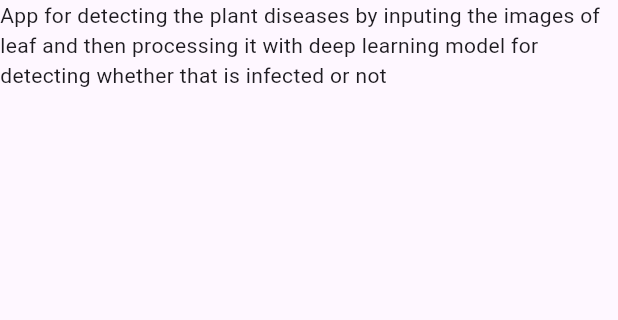
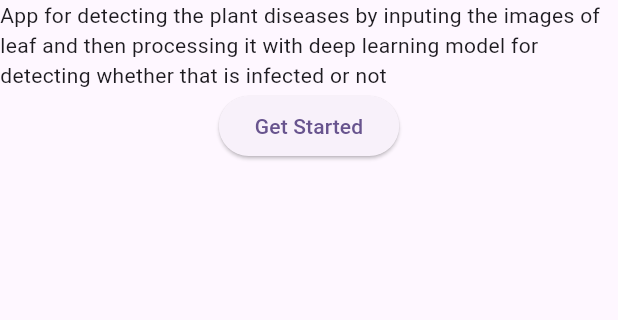
Before and after one commit to atharva-777/BE_Project_App, a Flutter app: the screen it shows after launch, on a phone screen of 412 x 824 dp, the part 114-434 px from its top. Run offline on Flutter 3.47's test engine with Material 3 defaults, Android fonts, the light colour scheme and no system bars; our stand-ins replace file_picker.

Commit message:
Add navigate to detect image page

```diff
--- a/lib/HomePage.dart
+++ b/lib/HomePage.dart
@@ -9,11 +9,16 @@ class HomePage extends StatelessWidget {
       appBar: AppBar(
         title: const Text("Planty"),
       ),
-      body: const Column(
+      body: Column(
         children: [
-          Text("Welcome to Planty! Plant Leaf Disease Detection"),
-          Text(
-              "App for detecting the plant diseases by inputing the images of leaf and then processing it with deep learning model for detecting whether that is infected or not")
+          const Text("Welcome to Planty! Plant Leaf Disease Detection"),
+          const Text(
+              "App for detecting the plant diseases by inputing the images of leaf and then processing it with deep learning model for detecting whether that is infected or not"),
+          ElevatedButton(
+              onPressed: () {
+                Navigator.pushNamed(context, "/detect");
+              },
+              child: const Text("Get Started"))
         ],
       ),
     );
```
